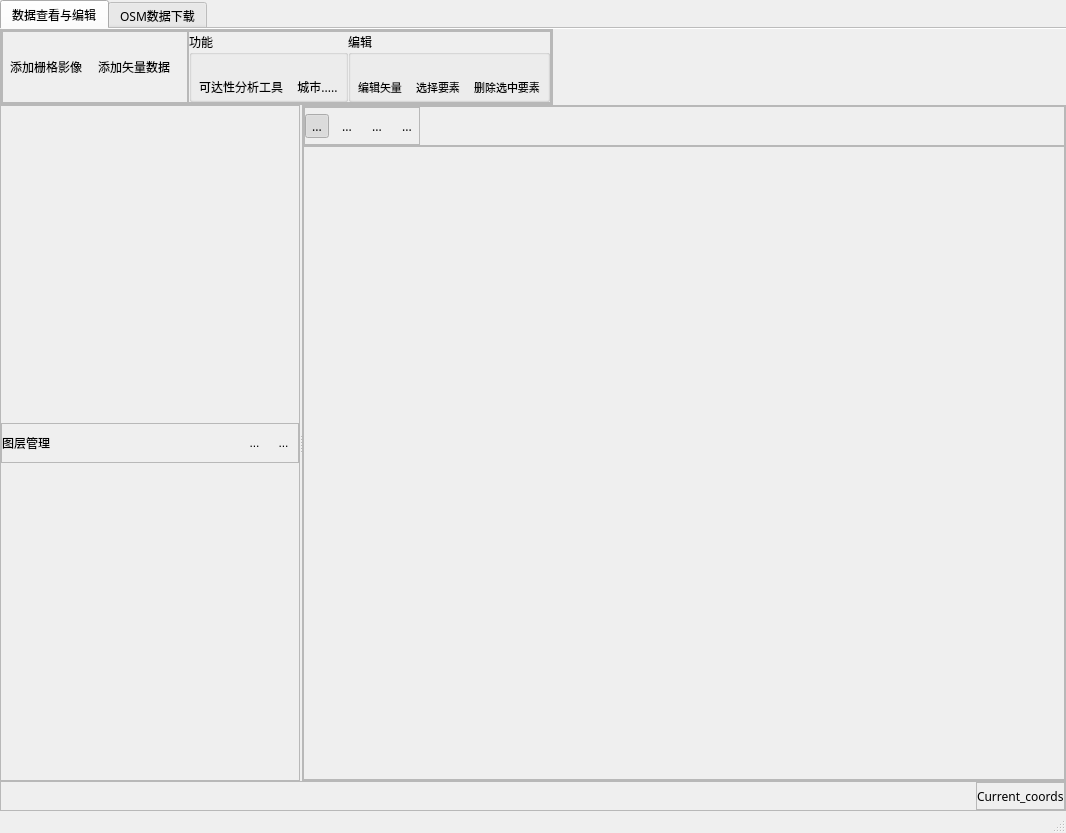
Old version of the form ui/DevUI.ui in the repository MasaHiroSaber/PyQGIS_Development.
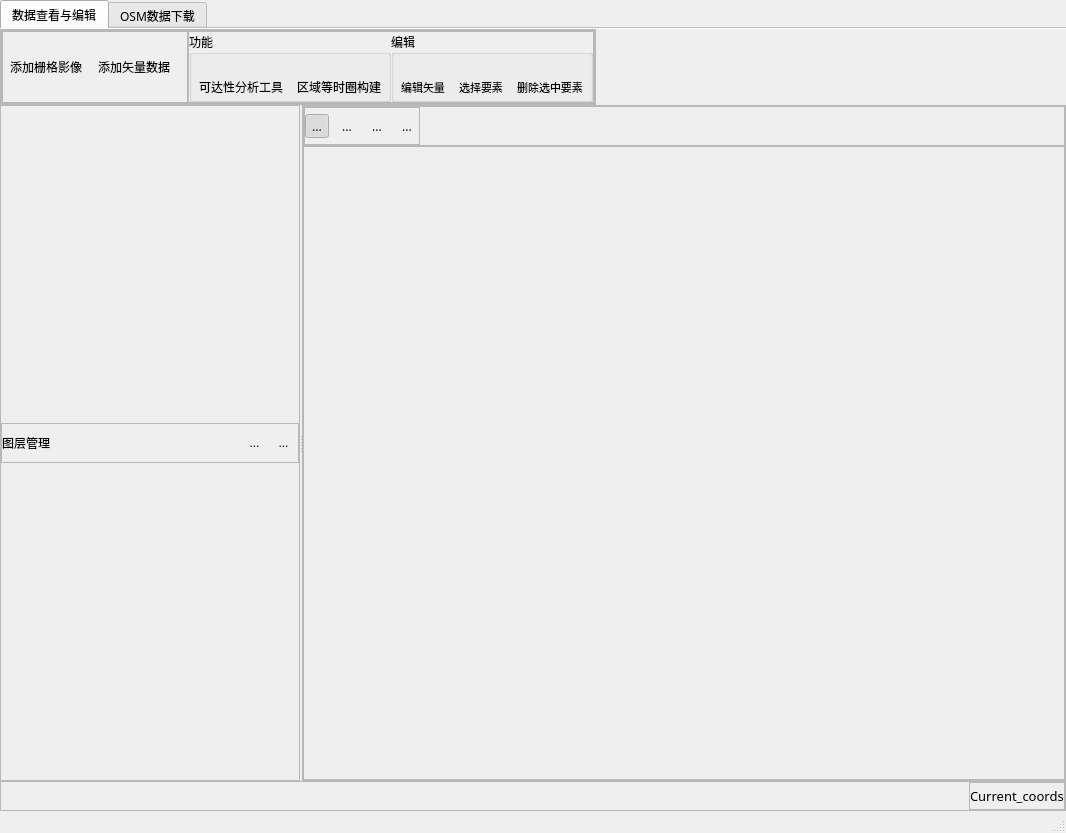
New version of the form. Icons and pictures are not drawn.

Commit message: 添加等时圈构建工具

```diff
--- a/ui/DevUI.ui
+++ b/ui/DevUI.ui
@@ -275,6 +275,12 @@
                      <height>70</height>
                     </size>
                    </property>
+                   <property name="font">
+                    <font>
+                     <family>MiSans</family>
+                     <pointsize>9</pointsize>
+                    </font>
+                   </property>
                    <property name="autoFillBackground">
                     <bool>false</bool>
                    </property>
@@ -324,9 +330,15 @@
                      </widget>
                     </item>
                     <item alignment="Qt::AlignBottom">
-                     <widget class="QToolButton" name="button_city_tool_2">
+                     <widget class="QToolButton" name="button_tool_isochronous_circle">
+                      <property name="font">
+                       <font>
+                        <family>MiSans</family>
+                        <pointsize>9</pointsize>
+                       </font>
+                      </property>
                       <property name="text">
-                       <string>城市.....</string>
+                       <string>区域等时圈构建</string>
                       </property>
                       <property name="icon">
                        <iconset resource="../resource/rc.qrc">
@@ -1010,6 +1022,7 @@
              <property name="font">
               <font>
                <family>MiSans</family>
+               <pointsize>10</pointsize>
               </font>
              </property>
              <property name="text">
@@ -1052,6 +1065,7 @@
                 <property name="font">
                  <font>
                   <family>MiSans</family>
+                  <pointsize>10</pointsize>
                  </font>
                 </property>
                 <property name="text">
```
Left out of the diff: 9 changed lines with no effect on the pictures. The commit also changes 19 other files.
